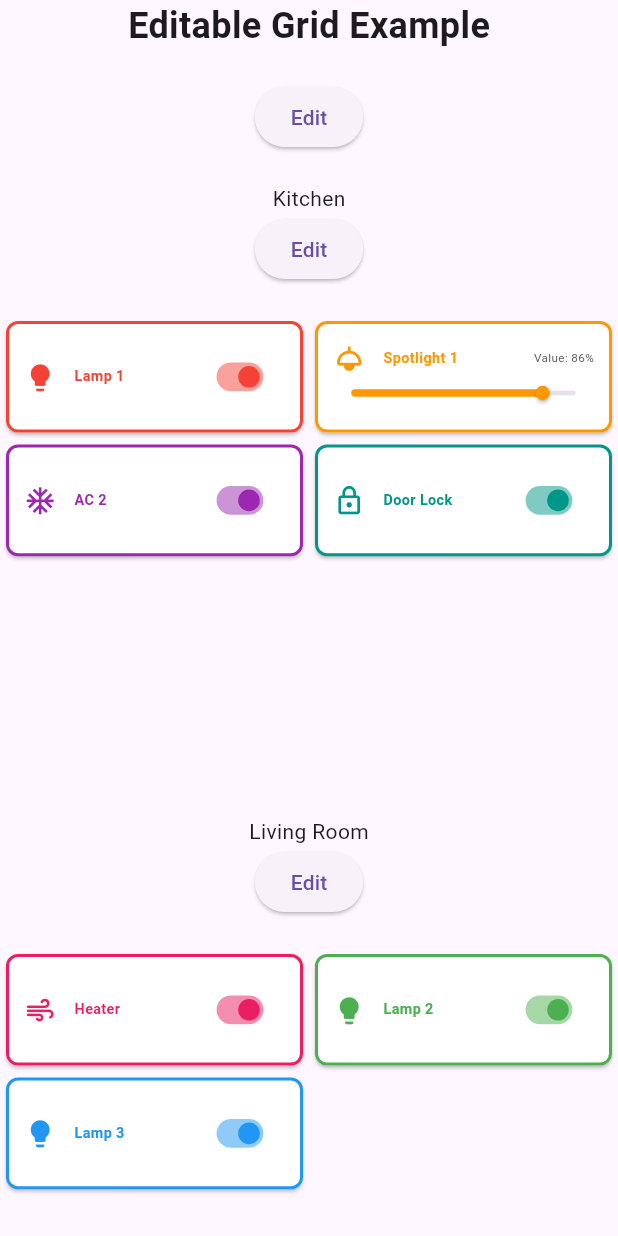
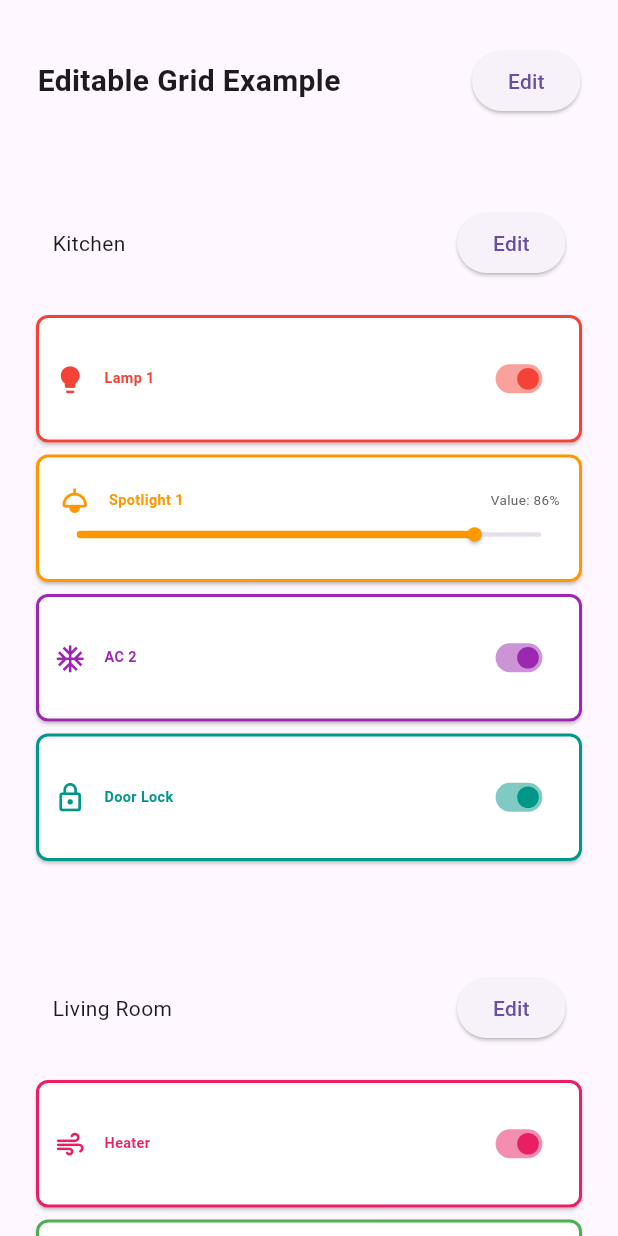
Before and after one commit to DawoudTormos/Flutter_Edittable_Grid, a Flutter app: the screen it shows after launch, on a phone screen of 412 x 824 dp. Run offline on Flutter 3.47's test engine with Material 3 defaults, Android fonts, the phone set to English and light mode, and no system bars.

Commit message:
Passing the data of the grid in main.dart. fixing layou and structure.  Working on responsiveness.

```diff
--- a/lib/main.dart
+++ b/lib/main.dart
@@ -6,34 +6,49 @@ void main() {
   runApp(MyApp());
 }
 
+
+
+
 class MyApp extends StatelessWidget {
+
+ Map<String, List<Map<String, dynamic>>> gridItems = {
+  "Kitchen": [
+    {"name": "Lamp 1", "color": Colors.red, "icon": Icons.lightbulb, "value": true},
+    {"name": "Spotlight 1", "color": Colors.orange, "icon": Icons.light, "value": 0.86},
+    {"name": "AC 2", "color": Colors.purple, "icon": Icons.ac_unit, "value": true},
+    {"name": "Door Lock", "color": Colors.teal, "icon": Icons.lock_outlined, "value": true},
+  ],
+  "Living Room": [
+    {"name": "Heater", "color": Colors.pink, "icon": Icons.air_rounded, "value": true},
+    {"name": "Lamp 2", "color": Colors.green, "icon": Icons.lightbulb, "value": true},
+    {"name": "Lamp 3", "color": Colors.blue, "icon": Icons.lightbulb, "value": true},
+  ],
+};
+
+
+   List<String> gridItemsIndexes = ["Kitchen" , "Living Room"];// used to keep the index of keys and to be retrived from the db
+
+
+
   @override
   Widget build(BuildContext context) {
         final double screenWidth = MediaQuery.of(context).size.width;
 
     return MaterialApp(
       home: Scaffold(
-        body: Center(
-          child: SingleChildScrollView(
+        body:
+          SingleChildScrollView(
             physics: const RangeMaintainingScrollPhysics() ,
             child: Container(
               width: screenWidth,
-              child: const Column(
-                mainAxisAlignment: MainAxisAlignment.center,
+              child:
+                  MainGrid(gridItems: gridItems , gridItemsIndexes : gridItemsIndexes),
 
-                children: [
-                  Text(
-                    "Editable Grid Example",
-                    style: TextStyle(fontSize: 24, fontWeight: FontWeight.bold),
-                  ),
-                  SizedBox(height: 20),
-                  MainGrid(),
-                ],
               ),
             ),
-          ),
+
         ),
-      ),
-    );
+      )
+    ;
   }
 }
--- a/lib/widgets/Grid_of_Gridviews/mainGrid.dart
+++ b/lib/widgets/Grid_of_Gridviews/mainGrid.dart
@@ -2,7 +2,19 @@ import 'package:flutter/material.dart';
 import "package:Edittable_Grid_Flutter/widgets/Gridview_/editable_grid.dart";
 
 class MainGrid extends StatefulWidget {
-  const MainGrid({super.key});
+
+    Map<String , List<Map<String, dynamic>>>? gridItems ;
+   List<String>? gridItemsIndexes ;
+
+   MainGrid({super.key ,
+                  required Map<String , List<Map<String, dynamic>>>? gridItems ,
+                  required List<String>? gridItemsIndexes
+                  }){
+                    this.gridItems = gridItems;
+                    this.gridItemsIndexes =gridItemsIndexes ;
+                  }
+
+
 
   @override
   State<MainGrid> createState() => _MainGridState();
@@ -15,67 +27,32 @@ class _MainGridState extends State<MainGrid> {
   final GlobalKey _gridKey = GlobalKey();
   bool editMode = false;
 
-  final Map<String , List<Map<String, dynamic>>> gridItems = {
-    "Kitchen" :[
-    {
-      "name": 'Lamp 1',
-      "color": Colors.red,
-      "icon": Icons.lightbulb,
-      "value": true
-    },
 
-    {
-      "name": 'Spotlight 1',
-      "color": Colors.orange,
-      "icon": Icons.light,
-      "value": 0.86
-    },
-    {
-      "name": 'AC 2',
-      "color": Colors.purple,
-      "icon": Icons.ac_unit,
-      "value": true
-    },
-    {
-      "name": 'Door Lock',
-      "color": Colors.teal,
-      "icon": Icons.lock_outlined,
-      "value": true
-    },
-    ],
-
-    "Living Room" : [
-      {
-      "name": 'Heater',
-      "color": Colors.pink,
-      "icon": Icons.air_rounded,
-      "value": true
-    },{
-      "name": 'Lamp 2',
-      "color": Colors.green,
-      "icon": Icons.lightbulb,
-      "value": true
-    },
-    {
-      "name": 'Lamp 3',
-      "color": Colors.blue,
-      "icon": Icons.lightbulb,
-      "value": true
-    },
-    ]
-  };
-
-  final List<String> dataKeysIndexs = ["Kitchen" , "Living Room"];// used to keep the index of keys and to be retrived from the db
 
 
   @override
   Widget build(BuildContext context) {
     final double screenWidth = MediaQuery.of(context).size.width;
-    final double innerGridWidth = 570 ;
+    final double innerGridWidth =screenWidth <570 ? screenWidth : 570 ;
+    final columnsCount = getGridColumnsCount(screenWidth, widget.gridItems!.length);
 
     return Column(
         mainAxisSize: MainAxisSize.max,
         children: [
+          const SizedBox(height: 30),
+
+            //padding: EdgeInsets.symmetric(horizontal:(screenWidth+4 - columnsCount * 500)/2),
+            Container(
+              width: columnsCount * innerGridWidth,
+              padding: EdgeInsets.symmetric(horizontal: 25),
+              child: Row(
+                  mainAxisAlignment: MainAxisAlignment.spaceBetween,
+                  children: [
+                    Text(
+                          "Editable Grid Example",
+                          style: TextStyle(fontSize: screenWidth < 430 ? 20 : 24, fontWeight: FontWeight.bold),
+                        ),
+                        //SizedBox(width: columnsCount * 500 - 330),
                     ElevatedButton(
                       onPressed: () {
                         setState(() {
@@ -84,33 +61,65 @@ class _MainGridState extends State<MainGrid> {
                       },
                       child: Text(editMode ? "Done Editing" : "Edit"),
                     ),
-          const SizedBox(height: 20),
+
+                  ],
+
+                ),
+            ),
+
+
+           SizedBox(height: screenWidth < 430 ? 60 : 110),
           Container(
-            width: getGridColumnsCount(screenWidth, gridItems.length) * innerGridWidth,
-            child: GridView.builder(
+            width: columnsCount * innerGridWidth,
+            child:listOrGrid( screenWidth,  innerGridWidth, columnsCount),
+          ),
+        ],
+      );
+
+  }
+
+
+
+  int getGridColumnsCount( double screenWidth , int len){
+
+      int count = (screenWidth / 570).toInt(); // 500 + 50   50 for padding
+      //if (count > 2 ){count = (screenWidth / 570).toInt();} //when 3 columns , make padding 70
+      if(count == 0){return 1;}
+
+      if(count > len){ return len;}
+      return count;
+
+    }
+
+
+Widget listOrGrid(double screenWidth, double innerGridWidth, int columnsCount){
+if(screenWidth > 430){
+  return GridView.builder(
               key: _gridKey,
               shrinkWrap: true,
               gridDelegate: SliverGridDelegateWithFixedCrossAxisCount(
-                crossAxisCount:  getGridColumnsCount(screenWidth, gridItems.length),
-                mainAxisSpacing: 10
+                crossAxisCount:  columnsCount,
+                mainAxisSpacing: 10,
+
+
 
               ),
-              itemCount: gridItems.length,
+              itemCount: widget.gridItems!.length,
               itemBuilder: (context, index) {
-                final item = gridItems[dataKeysIndexs[index]]!;
+                final item = widget.gridItems![widget.gridItemsIndexes![index]]!;
 
-                 Widget gridItem =  EditableGrid(title: dataKeysIndexs[index] , data: item);
+                 Widget gridItem =  EditableGrid(title: widget.gridItemsIndexes![index] , data: item);
 
 
                 if (editMode) {
                   return Draggable<int>(
+
                     data: index,
                     feedback: Material(
                       elevation: 0,
                       color: Colors.transparent,
                       child: Container(
                         width: innerGridWidth ,
-                        //height: gridWidth / (2 * 2.5),
                         color: Colors.transparent,
                         child: gridItem,
                       ),
@@ -119,8 +128,54 @@ class _MainGridState extends State<MainGrid> {
                     child: DragTarget<int>(
                       onAcceptWithDetails: (fromIndex) {
                         setState(() {
-                          final temp = dataKeysIndexs.removeAt(fromIndex.data);
-                          dataKeysIndexs.insert(index, temp);
+                          final temp = widget.gridItemsIndexes!.removeAt(fromIndex.data);
+                          widget.gridItemsIndexes!.insert(index, temp);
+                        });
+                      },
+                      builder: (context, candidateData, rejectedData) {
+                        return gridItem;
+                      },
+                    ),
+                  );
+                }
+
+                return gridItem;
+              },
+            );
+}else{
+  return   Padding(
+    padding: const EdgeInsets.symmetric(horizontal: 20),
+    child: ListView.builder(
+                key: _gridKey,
+                shrinkWrap: true,
+
+                itemCount: widget.gridItems!.length,
+                itemBuilder: (context, index) {
+                  final item = widget.gridItems![widget.gridItemsIndexes![index]]!;
+
+                   Widget gridItem =  EditableGrid(title: widget.gridItemsIndexes![index] , data: item);
+
+
+                  if (editMode) {
+                    return Draggable<int>(
+
+                      data: index,
+                      feedback: Material(
+                        elevation: 0,
+                        color: Colors.transparent,
+                        child: Container(
+                          width: screenWidth - 40 ,
+
+                          color: Colors.transparent,
+                          child: gridItem,
+                        ),
+                      ),
+                      childWhenDragging: Container(color: Colors.transparent, height:item.length*90),
+                      child: DragTarget<int>(
+                        onAcceptWithDetails: (fromIndex) {
+                          setState(() {
+                            final temp = widget.gridItemsIndexes!.removeAt(fromIndex.data);
+                            widget.gridItemsIndexes!.insert(index, temp);
                           });
                         },
                         builder: (context, candidateData, rejectedData) {
@@ -133,24 +188,9 @@ class _MainGridState extends State<MainGrid> {
                   return gridItem;
                 },
               ),
-          ),
-        ],
   );
+}
 
 }
 
-
-
-  int getGridColumnsCount( double screenWidth , int len){
-
-      int count = (screenWidth / 550).toInt(); // 500 + 50   50 for padding
-      if (count > 2 ){count = (screenWidth / 570).toInt();} //when 3 columns , make padding 70
-      if(count == 0){return 1;}
-
-      if(count > len){ return len;}
-      return count;
-
   }
-
-
-  }
--- a/lib/widgets/Gridview_/editable_grid.dart
+++ b/lib/widgets/Gridview_/editable_grid.dart
@@ -23,10 +23,25 @@ class _EditableGridState extends State<EditableGrid> {
     final double screenWidth = MediaQuery.of(context).size.width;
     final double gridWidth = screenWidth < 500 ? screenWidth : 500;
 
-    return Column(
+
+    return Container(
+      width:gridWidth ,
+      padding: EdgeInsets.only(bottom:70),
+      child: Column(
         mainAxisSize: MainAxisSize.min,
         children: [
+
+          Container(
+            width: 500,
+              padding: EdgeInsets.symmetric(horizontal: 15),
+              child: Row(
+                mainAxisAlignment: MainAxisAlignment.spaceBetween,
+                children: [
+
                    Text(widget.title),
+
+                   const SizedBox(height: 20),
+
                    ElevatedButton(
                 onPressed: () {
                   setState(() {
@@ -35,6 +50,13 @@ class _EditableGridState extends State<EditableGrid> {
                 },
                 child: Text(editMode ? "Done Editing" : "Edit"),
               ),
+
+
+                ],
+              ),
+
+          ),
+
           const SizedBox(height: 20),
           Container(
             width: gridWidth,
@@ -42,8 +64,8 @@ class _EditableGridState extends State<EditableGrid> {
               //key: _gridKey,
               shrinkWrap: true,
               gridDelegate: SliverGridDelegateWithFixedCrossAxisCount(
-              crossAxisCount: 2,
-              childAspectRatio: 2.5,
+                crossAxisCount: screenWidth < 430 ? 1 : 2,
+                childAspectRatio: screenWidth < 430 ? 4 : 2.5,
               ),
               itemCount: widget.data.length,
               itemBuilder: (context, index) {
@@ -86,6 +108,7 @@ class _EditableGridState extends State<EditableGrid> {
             ),
           ),
         ],
+      ),
     );
   }
 }
--- a/lib/widgets/Gridview_/grid_item_slider.dart
+++ b/lib/widgets/Gridview_/grid_item_slider.dart
@@ -11,6 +11,7 @@ class GridItemSlider extends StatefulWidget {
 }
 
 class _GridItemSlider extends State<GridItemSlider> {
+
  final Map<String, dynamic> item;
 
    _GridItemSlider({required this.item});
@@ -20,6 +21,7 @@ class _GridItemSlider extends State<GridItemSlider> {
     final double screenWidth = MediaQuery.of(context).size.width;
     double factor = screenWidth < 550 ? 0.75 : 0.83;
     if (screenWidth < 460) factor = 0.6;
+
 
     return Card(
       color: Colors.white,
@@ -33,7 +35,7 @@ class _GridItemSlider extends State<GridItemSlider> {
       child: Padding(
         padding: screenWidth > 550
             ? EdgeInsets.symmetric(horizontal: 25 * factor ,vertical: 20 * factor - 4)
-            : EdgeInsets.all(20 * factor),
+            : EdgeInsets.symmetric(horizontal: 25 * factor, vertical: 0),
         child: Column(
           crossAxisAlignment: CrossAxisAlignment.start,
           mainAxisAlignment: MainAxisAlignment.center,
@@ -63,7 +65,7 @@ class _GridItemSlider extends State<GridItemSlider> {
                   "Value: ${(item['value'] * 100).toInt()}%",
                   style: TextStyle(
                     color: Colors.grey[700]!,
-                    fontSize: 13 * factor,
+                    fontSize: 15 * factor,
                   ),
                 ),
               ],
```
Also changed, not shown: 2 other files. Lines whose indentation alone changed are shown as unchanged.
